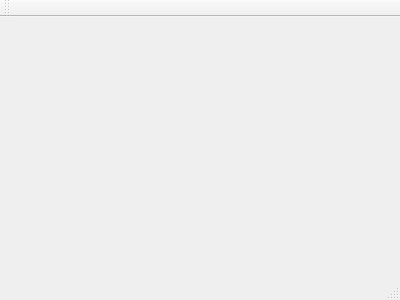
Above: widget_project/mainwindow.ui from Flintex1/cpp_learning before the change. Below: the same form after it.
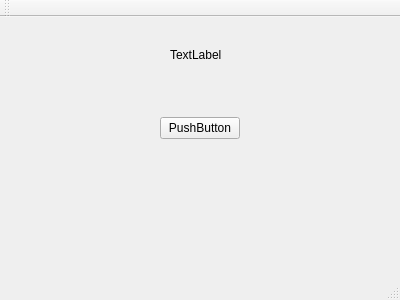
That is the form after the change.

What changed in the file:
```diff
--- a/widget_project/mainwindow.ui
+++ b/widget_project/mainwindow.ui
@@ -12,13 +12,55 @@
   <property name="windowTitle" >
    <string>MainWindow</string>
   </property>
-  <widget class="QMenuBar" name="menuBar" />
-  <widget class="QToolBar" name="mainToolBar" />
-  <widget class="QWidget" name="centralWidget" />
-  <widget class="QStatusBar" name="statusBar" />
+  <widget class="QWidget" name="centralWidget">
+   <widget class="QPushButton" name="pushButton">
+    <property name="geometry">
+     <rect>
+      <x>160</x>
+      <y>100</y>
+      <width>80</width>
+      <height>22</height>
+     </rect>
+    </property>
+    <property name="text">
+     <string>PushButton</string>
+    </property>
+   </widget>
+   <widget class="QLabel" name="label">
+    <property name="geometry">
+     <rect>
+      <x>170</x>
+      <y>30</y>
+      <width>71</width>
+      <height>16</height>
+     </rect>
+    </property>
+    <property name="text">
+     <string>TextLabel</string>
+    </property>
+   </widget>
+  </widget>
+  <widget class="QMenuBar" name="menuBar">
+   <property name="geometry">
+    <rect>
+     <x>0</x>
+     <y>0</y>
+     <width>400</width>
+     <height>21</height>
+    </rect>
+   </property>
+  </widget>
+  <widget class="QToolBar" name="mainToolBar">
+   <attribute name="toolBarArea">
+    <enum>TopToolBarArea</enum>
+   </attribute>
+   <attribute name="toolBarBreak">
+    <bool>false</bool>
+   </attribute>
+  </widget>
+  <widget class="QStatusBar" name="statusBar"/>
  </widget>
- <layoutDefault spacing="6" margin="11" />
- <pixmapfunction></pixmapfunction>
+ <layoutdefault spacing="6" margin="11"/>
  <resources/>
  <connections/>
 </ui>
```
Left out of the diff: 7 changed lines with no effect on the pictures.
